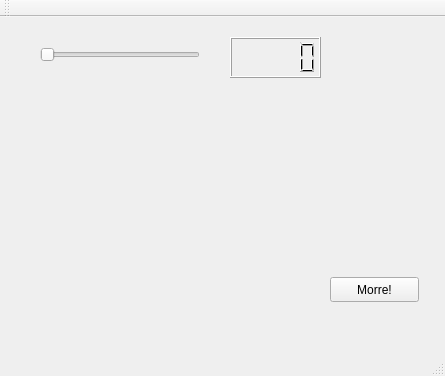
This is helloqt/mainwindow.ui in agostinhobritojr/dca1202 as Qt 5 draws it before an edit. The edited form follows.
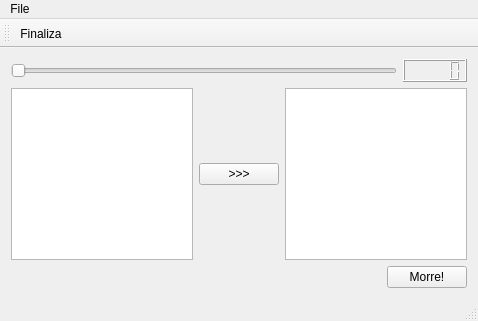
This is the edited form. Icons and pictures are not drawn.

```diff
--- a/helloqt/mainwindow.ui
+++ b/helloqt/mainwindow.ui
@@ -6,60 +6,88 @@
    <rect>
     <x>0</x>
     <y>0</y>
-    <width>445</width>
-    <height>376</height>
+    <width>478</width>
+    <height>321</height>
    </rect>
   </property>
   <property name="windowTitle">
    <string>MainWindow</string>
   </property>
   <widget class="QWidget" name="centralWidget">
-   <widget class="QPushButton" name="pushButton">
-    <property name="geometry">
-     <rect>
-      <x>330</x>
-      <y>260</y>
-      <width>89</width>
-      <height>25</height>
-     </rect>
-    </property>
-    <property name="text">
-     <string>Morre!</string>
-    </property>
-   </widget>
-   <widget class="QSlider" name="horizontalSlider">
-    <property name="geometry">
-     <rect>
-      <x>40</x>
-      <y>30</y>
-      <width>160</width>
-      <height>16</height>
-     </rect>
-    </property>
-    <property name="orientation">
-     <enum>Qt::Horizontal</enum>
-    </property>
-   </widget>
-   <widget class="QLCDNumber" name="lcdNumber">
-    <property name="geometry">
-     <rect>
-      <x>230</x>
-      <y>20</y>
-      <width>91</width>
-      <height>41</height>
-     </rect>
-    </property>
-   </widget>
+   <layout class="QVBoxLayout" name="verticalLayout">
+    <item>
+     <layout class="QHBoxLayout" name="horizontalLayout">
+      <item>
+       <widget class="QSlider" name="horizontalSlider">
+        <property name="orientation">
+         <enum>Qt::Horizontal</enum>
+        </property>
+       </widget>
+      </item>
+      <item>
+       <widget class="QLCDNumber" name="lcdNumber"/>
+      </item>
+     </layout>
+    </item>
+    <item>
+     <layout class="QHBoxLayout" name="horizontalLayout_2">
+      <item>
+       <widget class="QPlainTextEdit" name="plainTextEdit"/>
+      </item>
+      <item>
+       <widget class="QPushButton" name="pushButtonCopia">
+        <property name="text">
+         <string>&gt;&gt;&gt;</string>
+        </property>
+       </widget>
+      </item>
+      <item>
+       <widget class="QTextEdit" name="textEdit"/>
+      </item>
+     </layout>
+    </item>
+    <item>
+     <layout class="QHBoxLayout" name="horizontalLayout_3">
+      <item>
+       <spacer name="horizontalSpacer">
+        <property name="orientation">
+         <enum>Qt::Horizontal</enum>
+        </property>
+        <property name="sizeHint" stdset="0">
+         <size>
+          <width>40</width>
+          <height>20</height>
+         </size>
+        </property>
+       </spacer>
+      </item>
+      <item>
+       <widget class="QPushButton" name="pushButton">
+        <property name="text">
+         <string>Morre!</string>
+        </property>
+       </widget>
+      </item>
+     </layout>
+    </item>
+   </layout>
   </widget>
   <widget class="QMenuBar" name="menuBar">
    <property name="geometry">
     <rect>
      <x>0</x>
      <y>0</y>
-     <width>445</width>
+     <width>478</width>
      <height>22</height>
     </rect>
    </property>
+   <widget class="QMenu" name="menuFile">
+    <property name="title">
+     <string>File</string>
+    </property>
+    <addaction name="actionFinaliza"/>
+   </widget>
+   <addaction name="menuFile"/>
   </widget>
   <widget class="QToolBar" name="mainToolBar">
    <attribute name="toolBarArea">
@@ -68,8 +96,24 @@
    <attribute name="toolBarBreak">
     <bool>false</bool>
    </attribute>
+   <addaction name="actionFinaliza"/>
   </widget>
   <widget class="QStatusBar" name="statusBar"/>
+  <action name="actionFinaliza">
+   <property name="icon">
+    <iconset resource="resources.qrc">
+     <normaloff>:/resources/save.svg</normaloff>:/resources/save.svg</iconset>
+   </property>
+   <property name="text">
+    <string>Finaliza</string>
+   </property>
+   <property name="toolTip">
+    <string>Finaliza o programa</string>
+   </property>
+   <property name="shortcut">
+    <string>Ctrl+Q</string>
+   </property>
+  </action>
  </widget>
  <layoutdefault spacing="6" margin="11"/>
  <resources/>
```
Left out of the diff: 20 changed lines with no effect on the pictures.
